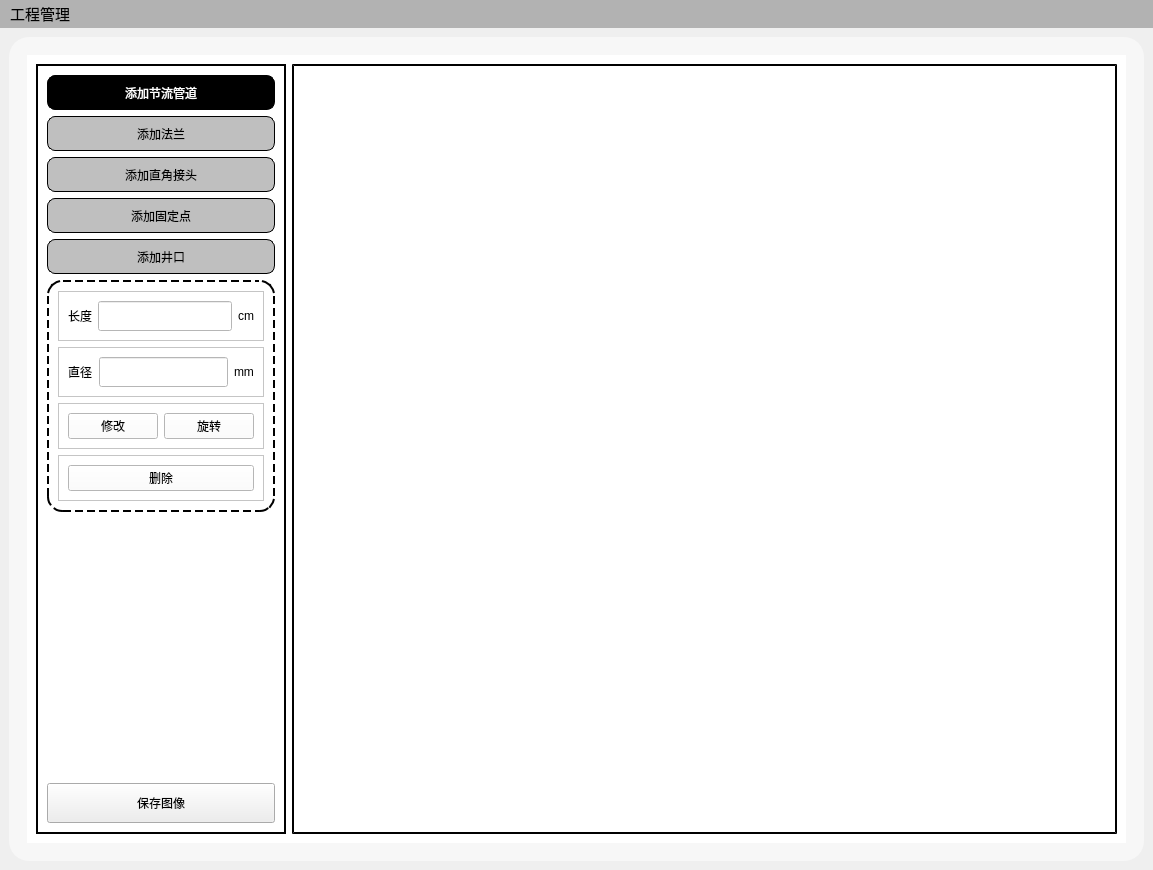
Before: the Qt Designer form Gui/MainWindow.ui in XS0Zero/-, drawn with Qt 5.
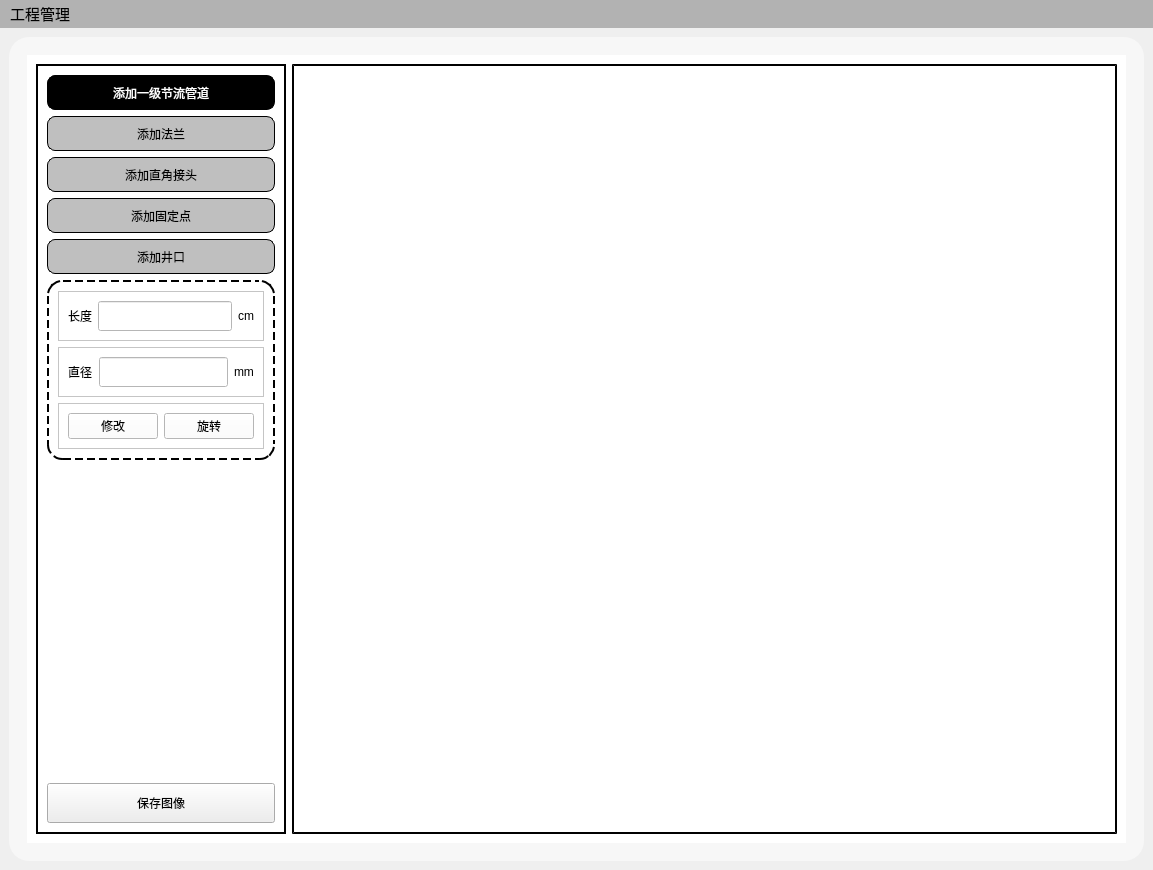
After: the same form once the commit is applied. The open tabs and pages were chosen to show the change.

Diff of the .ui file:
```diff
--- a/Gui/MainWindow.ui
+++ b/Gui/MainWindow.ui
@@ -8014,7 +8014,7 @@
 	border-radius:8px;</string>
                    </property>
                    <property name="text">
-                    <string>添加节流管道</string>
+                    <string>添加一级节流管道</string>
                    </property>
                   </widget>
                  </item>
@@ -8219,25 +8219,6 @@
                       </layout>
                      </widget>
                     </item>
-                    <item>
-                     <widget class="QFrame" name="frame_85">
-                      <property name="frameShape">
-                       <enum>QFrame::StyledPanel</enum>
-                      </property>
-                      <property name="frameShadow">
-                       <enum>QFrame::Raised</enum>
-                      </property>
-                      <layout class="QHBoxLayout" name="horizontalLayout_70">
-                       <item>
-                        <widget class="QPushButton" name="pushButton_10">
-                         <property name="text">
-                          <string>删除</string>
-                         </property>
-                        </widget>
-                       </item>
-                      </layout>
-                     </widget>
-                    </item>
                    </layout>
                   </widget>
                  </item>
```
Left out of the diff: 8 changed lines with no effect on the pictures.
